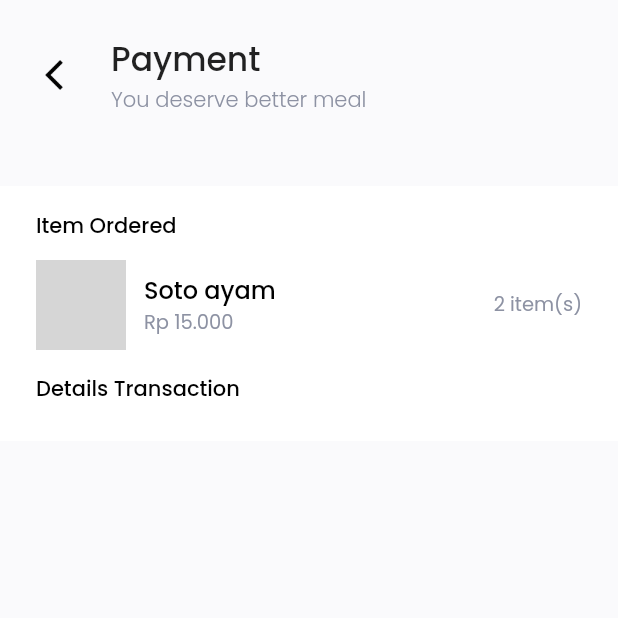
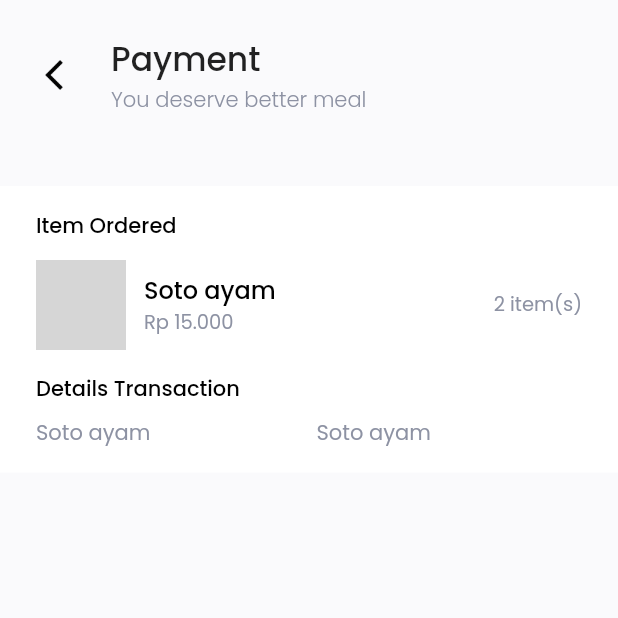
Before and after one commit to kevinrisqi/food-market-mobile, a Flutter app: the screen it shows after launch, on a phone screen of 412 x 824 dp, the top half of it. Run offline on Flutter 3.47's test engine with Material 2 defaults, Android fonts, the phone set to English and light mode, and no system bars; our stand-ins replace equatable, flutter_spinkit, get, google_fonts, supercharged; network calls fail; grey boxes are pictures that could not be loaded.

Commit message:
update payment_page

```diff
--- a/lib/layout/pages/payment_page.dart
+++ b/lib/layout/pages/payment_page.dart
@@ -90,6 +90,30 @@ class PaymentPage extends StatelessWidget {
                     style: blackFontStyle3,
                   ),
                 ),
+                Row(
+                  mainAxisAlignment: MainAxisAlignment.spaceBetween,
+                  crossAxisAlignment: CrossAxisAlignment.start,
+                  children: [
+                    SizedBox(
+                      width: MediaQuery.of(context).size.width / 2 -
+                          defaultMargin -
+                          5,
+                      child: Text(
+                        '${transaction.food.name}',
+                        style: greyFontStyle,
+                      ),
+                    ),
+                    SizedBox(
+                      width: MediaQuery.of(context).size.width / 2 -
+                          defaultMargin -
+                          5,
+                      child: Text(
+                        '${transaction.food.name}',
+                        style: greyFontStyle,
+                      ),
+                    ),
+                  ],
+                )
               ],
             ),
           )
```
